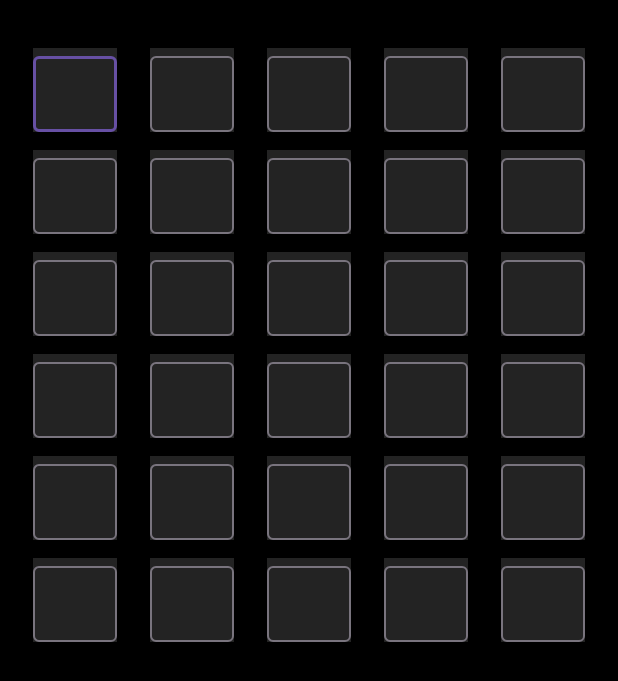
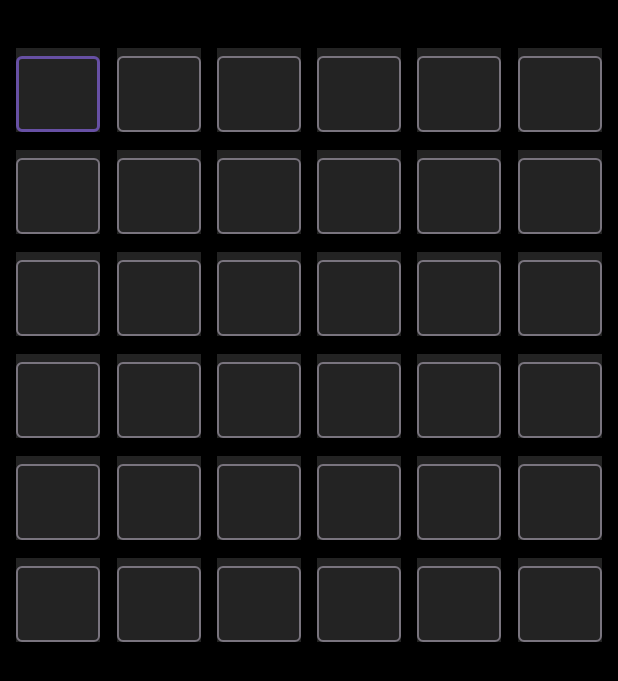
Before and after one commit to Karakurik/team1-project-summer-lab-2023, an Android app: the screen it shows after launch (MainActivity), after a tap on "Start", on a phone screen of 412 x 824 dp. Shown: the top 681 px of the screen. Run offline under Robolectric (Android 15) with nearby library versions, the phone set to English and light mode, and no system bars; 3 other taps on this screen came first.

Commit message:
change of difficulty added

```diff
--- a/app/src/main/java/ru/itis/team1/summer2023/lab/GameFragment.kt
+++ b/app/src/main/java/ru/itis/team1/summer2023/lab/GameFragment.kt
@@ -6,21 +6,31 @@ import android.text.Editable
 import android.text.TextWatcher
 import androidx.fragment.app.Fragment
 import android.view.View
+import androidx.core.os.bundleOf
 import com.google.android.material.textfield.TextInputEditText
+import ru.itis.team1.summer2023.lab.Difficulty.*
 import ru.itis.team1.summer2023.lab.databinding.FragmentGameBinding
+import ru.itis.team1.summer2023.lab.databinding.InputLetterBinding
 
 
 class GameFragment : Fragment(R.layout.fragment_game) {
 
     private var binding: FragmentGameBinding? = null
-
     override fun onViewCreated(view: View, savedInstanceState: Bundle?) {
         super.onViewCreated(view, savedInstanceState)
         binding = FragmentGameBinding.bind(view)
+
+        val difficulty = arguments?.get(DIFFICULTY) as Difficulty
+        val size = when (difficulty) {
+            EASY -> 4
+            NORMAL -> 5
+            HARD -> 6
+        }
         /* TODO:
         проверять введенные слова, менять длину слов, возможно стереть буквы?
         */
         binding?.run {
+
             listOf(
                 layoutWord1,
                 layoutWord2,
@@ -29,19 +39,24 @@ class GameFragment : Fragment(R.layout.fragment_game) {
                 layoutWord5,
                 layoutWord6
             ).forEach { word ->
-                val lettersList: List<TextInputEditText> = listOf(
-                    word.letter1.etLetter,
-                    word.letter2.etLetter,
-                    word.letter3.etLetter,
-                    word.letter4.etLetter,
-                    word.letter5.etLetter,
-                    word.letter6.etLetter
+
+                val lettersBindingList: List<InputLetterBinding> = listOf(
+                    word.letter1,
+                    word.letter2,
+                    word.letter3,
+                    word.letter4,
+                    word.letter5,
+                    word.letter6
                 )
 
+                adjustDifficulty(lettersBindingList, difficulty)
+
+                val lettersList: List<TextInputEditText> =
+                    lettersBindingList.map { letter -> letter.etLetter }
+
+
+
                 lettersList[0].isEnabled = true
-
-//                количество видимых элементов
-                val size = 5
 
 //                ответ
                 val str = "HELLO"
@@ -86,6 +101,16 @@ class GameFragment : Fragment(R.layout.fragment_game) {
                     })
                 }
             }
+        }
+
+    }
+
+    private fun adjustDifficulty(lettersBindingList: List<InputLetterBinding>, difficulty: Difficulty) {
+        if (difficulty == NORMAL) {
+            lettersBindingList[5].root.visibility = View.GONE
+        } else if (difficulty == EASY) {
+            lettersBindingList[4].root.visibility = View.GONE
+            lettersBindingList[5].root.visibility = View.GONE
         }
 
     }
@@ -135,4 +160,11 @@ class GameFragment : Fragment(R.layout.fragment_game) {
         binding = null
     }
 
+    companion object {
+        private const val DIFFICULTY = "DIF"
+        fun createBundle(selectedDifficulty: Difficulty): Bundle {
+            return bundleOf(DIFFICULTY to selectedDifficulty)
+        }
+    }
+
 }
--- a/app/src/main/java/ru/itis/team1/summer2023/lab/MainFragment.kt
+++ b/app/src/main/java/ru/itis/team1/summer2023/lab/MainFragment.kt
@@ -27,7 +27,9 @@ class MainFragment : Fragment(R.layout.fragment_main) {
                 findNavController().navigate(R.id.action_mainFragment_to_profileFragment)
             }
             btnStart.setOnClickListener {
-                findNavController().navigate(R.id.action_mainFragment_to_gameFragment)
+                findNavController().navigate(
+                    R.id.action_mainFragment_to_gameFragment,
+                    GameFragment.createBundle(selectedDifficulty))
             }
             btnRules.setOnClickListener {
                 findNavController().navigate(R.id.action_mainFragment_to_rulesFragment)
--- a/app/src/main/res/layout/word.xml
+++ b/app/src/main/res/layout/word.xml
@@ -50,7 +50,6 @@
         layout="@layout/input_letter"
         android:layout_width="56dp"
         android:layout_height="56dp"
-        android:visibility="gone"
         app:layout_constraintEnd_toEndOf="parent"
         app:layout_constraintStart_toEndOf="@+id/letter_5" />
 
```
Also changed, not shown: app/src/main/res/layout/letter.xml (deleted, +0 -24 lines).
